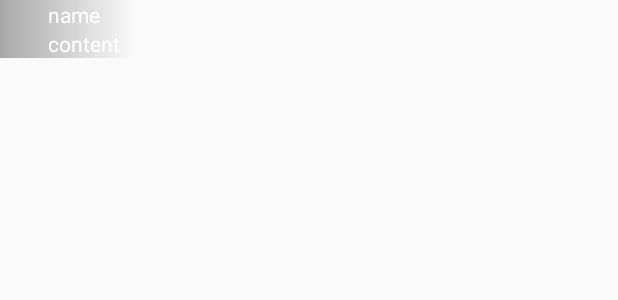
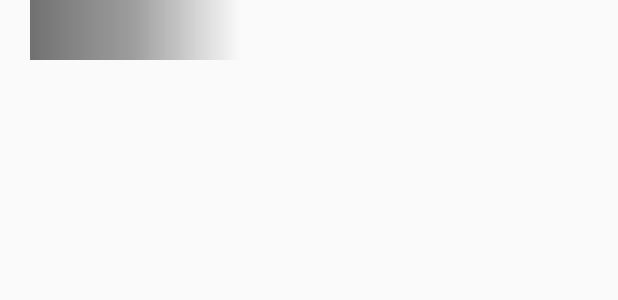
Before and after one commit to leancloud/LeanCloudLiveKit-Android, an Android app: the layout lclk_barrage_item.xml on its own in the app's theme, with its tools: preview values and no code run, on a phone screen of 412 x 824 dp. Shown: the top 300 px of the screen. Run offline under Robolectric (Android 15) with nearby library versions, the phone set to English and light mode, and no system bars.

Commit message:
update ui

```diff
--- a/leancloudlivekit/src/main/java/cn/leancloud/leancloudlivekit/im/LCLKGiftDialogFragment.java
+++ b/leancloudlivekit/src/main/java/cn/leancloud/leancloudlivekit/im/LCLKGiftDialogFragment.java
@@ -81,11 +81,6 @@ public class LCLKGiftDialogFragment extends DialogFragment {
     initGridView();
   }
 
-  public void addView(View view) {
-    giftViewList.add(view);
-    initGridView();
-  }
-
   public void setOnDismissListener(final DialogInterface.OnDismissListener listener) {
     onDismissListener = listener;
   }
--- a/leancloudlivekit/src/main/res/drawable/lclk_barrage_item_bg.xml
+++ b/leancloudlivekit/src/main/res/drawable/lclk_barrage_item_bg.xml
@@ -1,11 +1,13 @@
 <?xml version="1.0" encoding="utf-8"?>
 <shape xmlns:android="http://schemas.android.com/apk/res/android"
-    android:shape="rectangle">
+       android:shape="rectangle">
 
-    <padding android:left="10dp"
-       android:right="10dp" />
-<gradient
-    android:angle="0"
-    android:startColor="#642A2A2A"
-    android:endColor="#002A2A2A"/>
+    <padding
+        android:left="10dp"
+        android:right="10dp"/>
+    <gradient
+        android:angle="0"
+        android:centerColor="#702A2A2A"
+        android:endColor="#002A2A2A"
+        android:startColor="#a82A2A2A"/>
 </shape>
--- a/leancloudlivekit/src/main/res/layout/lclk_barrage_item.xml
+++ b/leancloudlivekit/src/main/res/layout/lclk_barrage_item.xml
@@ -1,30 +1,38 @@
 <?xml version="1.0" encoding="utf-8"?>
 <RelativeLayout xmlns:android="http://schemas.android.com/apk/res/android"
                 android:layout_width="wrap_content"
-                android:layout_height="wrap_content"
-                android:background="@drawable/lclk_barrage_item_bg"
+                android:layout_height="@dimen/lclk_im_barrage_item_width"
                 android:orientation="vertical">
+
+    <TextView
+        android:layout_width="140dp"
+        android:layout_height="@dimen/lclk_im_barrage_item_width"
+        android:layout_marginLeft="20dp"
+        android:background="@drawable/lclk_barrage_item_bg"/>
 
     <cn.leancloud.leancloudlivekit.im.LCLKRoundCornerImageView
         android:id="@+id/live_barrage_item_avatar_view"
-        android:layout_width="22dp"
-        android:layout_height="22dp"/>
+        android:layout_width="@dimen/lclk_im_barrage_avatar_width"
+        android:layout_height="@dimen/lclk_im_barrage_avatar_width"/>
 
     <TextView
         android:id="@+id/live_barrage_item_name_view"
         android:layout_width="wrap_content"
-        android:layout_height="wrap_content"
+        android:layout_height="20dp"
         android:layout_toRightOf="@+id/live_barrage_item_avatar_view"
-        android:text="name"
-        android:textColor="@android:color/white"/>
+        android:gravity="center_vertical"
+        android:singleLine="true"
+        android:textColor="@android:color/white"
+        android:textSize="@dimen/lclk_textsize_small"/>
 
     <TextView
         android:id="@+id/live_barrage_item_content_view"
         android:layout_width="wrap_content"
-        android:layout_height="wrap_content"
+        android:layout_height="20dp"
         android:layout_below="@+id/live_barrage_item_name_view"
         android:layout_toRightOf="@+id/live_barrage_item_avatar_view"
-        android:text="content"
-        android:textColor="@android:color/white"/>
-
+        android:gravity="center_vertical"
+        android:singleLine="true"
+        android:textColor="@android:color/white"
+        android:textSize="@dimen/lclk_textsize_small"/>
 </RelativeLayout>
--- a/leancloudlivekit/src/main/res/layout/lclk_gift_dialog.xml
+++ b/leancloudlivekit/src/main/res/layout/lclk_gift_dialog.xml
@@ -1,7 +1,7 @@
 <?xml version="1.0" encoding="utf-8"?>
 <RelativeLayout xmlns:android="http://schemas.android.com/apk/res/android"
                 android:layout_width="match_parent"
-                android:layout_height="250dp"
+                android:layout_height="@dimen/lclk_live_gift_dialog_height"
                 android:background="@color/lclk_live_gift_dialog_bg">
 
     <android.support.v4.view.ViewPager
--- a/leancloudlivekit/src/main/res/layout/lclk_gift_item.xml
+++ b/leancloudlivekit/src/main/res/layout/lclk_gift_item.xml
@@ -9,6 +9,7 @@
         android:id="@+id/live_gift_item_icon_view"
         android:layout_width="wrap_content"
         android:layout_height="wrap_content"
+        android:src="@mipmap/lclk_gift_demo"
         android:layout_gravity="center_horizontal"/>
 
     <TextView
@@ -17,5 +18,5 @@
         android:layout_height="wrap_content"
         android:layout_gravity="center_horizontal"
         android:layout_marginTop="10dp"
-        android:text="name"/>
+        android:text="礼物"/>
 </LinearLayout>
--- a/leancloudlivekit/src/main/res/layout/lclk_im_barrage_layout.xml
+++ b/leancloudlivekit/src/main/res/layout/lclk_im_barrage_layout.xml
@@ -6,7 +6,7 @@
                 android:minHeight="20dp"
                 android:orientation="vertical">
 
-    <cn.leancloud.leancloudlivekit.barrage.BarrageLayout
+    <cn.leancloud.leancloudlivekit.barrage.LCLKBarrageLayout
         android:id="@+id/live_im_barrage_barrage_view"
         android:layout_width="match_parent"
         android:layout_height="match_parent"/>
--- a/leancloudlivekit/src/main/res/layout/lclk_im_gift_layout.xml
+++ b/leancloudlivekit/src/main/res/layout/lclk_im_gift_layout.xml
@@ -6,7 +6,7 @@
               android:layout_weight="1"
     android:minHeight="20dp">
 
-    <cn.leancloud.leancloudlivekit.barrage.BarrageLayout
+    <cn.leancloud.leancloudlivekit.barrage.LCLKBarrageLayout
         android:id="@+id/live_im_gift_barrage_view"
         android:layout_width="match_parent"
         android:layout_height="match_parent"/>
--- a/leancloudlivekit/src/main/res/values/lclk_dimens.xml
+++ b/leancloudlivekit/src/main/res/values/lclk_dimens.xml
@@ -1,10 +1,11 @@
 <?xml version="1.0" encoding="utf-8"?>
 <resources>
-    <dimen name="lclk_gift_item_height">70dp</dimen>
-
-    <dimen name="lclk_live_gift_dialog_height">200dp</dimen>
-
+    <dimen name="lclk_im_profile_margin">10dp</dimen>
+    <dimen name="lclk_live_gift_dialog_height">175dp</dimen>
     <dimen name="lclk_im_chat_item_avatar_width">24dp</dimen>
+    <dimen name="lclk_im_profile_avatar_width">45dp</dimen>
+    <dimen name="lclk_im_barrage_avatar_width">40dp</dimen>
+    <dimen name="lclk_im_barrage_item_width">40dp</dimen>
 
 
     <!-- textsize -->
--- a/leancloudlivekit/src/main/res/values/lclk_styles.xml
+++ b/leancloudlivekit/src/main/res/values/lclk_styles.xml
@@ -26,7 +26,7 @@
 
     <style name="LCLKBottomDialog" parent="@style/LCLKAppTheme">
         <item name="android:layout_width">match_parent</item>
-        <item name="android:layout_height">wrap_content</item>
+        <item name="android:layout_height">@dimen/lclk_live_gift_dialog_height</item>
         <item name="android:windowIsFloating">true</item>
         <item name="android:backgroundDimEnabled">false</item>
     </style>
```
Also changed, not shown: leancloudlivekit/src/main/java/cn/leancloud/leancloudlivekit/barrage/AnimationHelper.java (deleted, +0 -25 lines), leancloudlivekit/src/main/java/cn/leancloud/leancloudlivekit/barrage/BarrageLayout.java (deleted, +0 -100 lines), leancloudlivekit/src/main/java/cn/leancloud/leancloudlivekit/barrage/LCLKBarrageLayout.java (added, +77 -0 lines), leancloudlivekit/src/main/java/cn/leancloud/leancloudlivekit/im/LCLKIMFragment.java (+36 -18 lines), leancloudlivekit/src/main/res/layout/lclk_im_personal_layout.xml (+19 -22 lines), leancloudlivekit/src/main/res/drawable/lclk_im_item_content_bg.9.png, leancloudlivekit/src/main/res/mipmap-xxhdpi/lclk_im_close.png (added).
